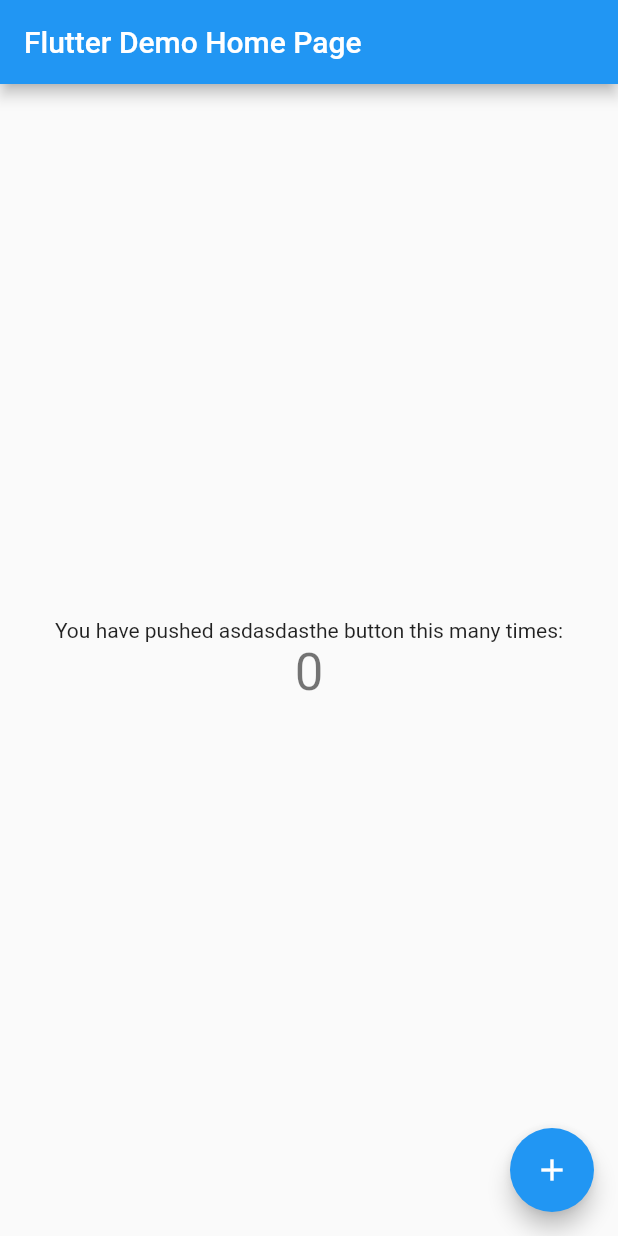
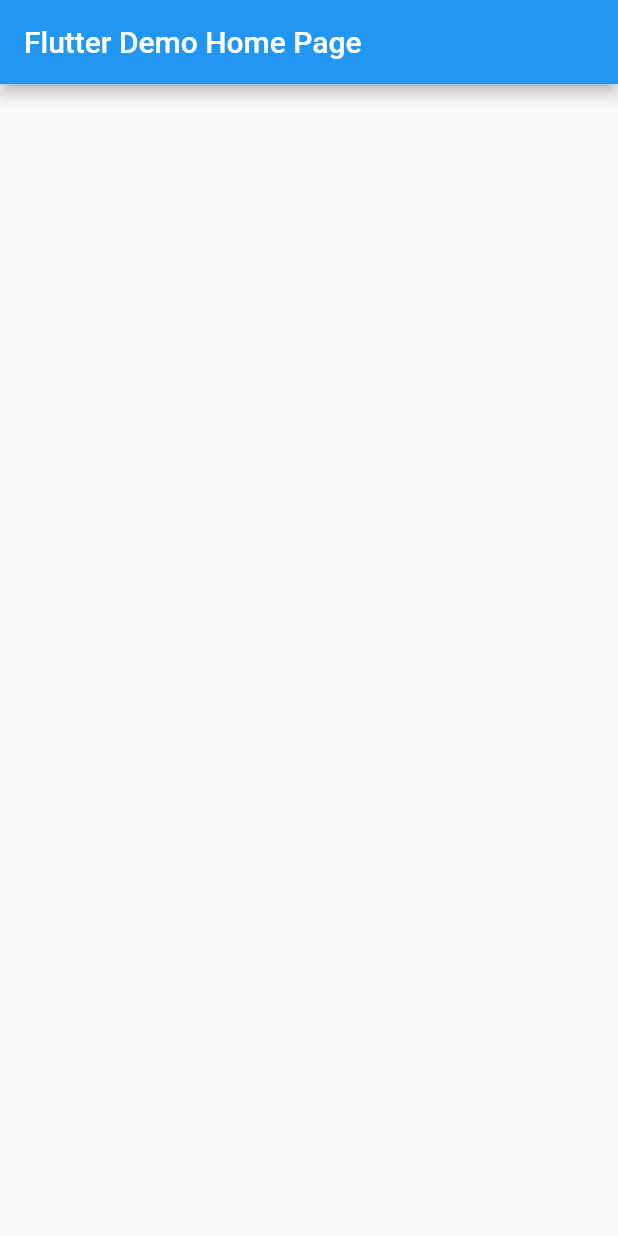
Before and after one commit to lukassz111/chmurkowo-io-project, a Flutter app: the screen it shows after launch, on a phone screen of 412 x 824 dp. Run offline on Flutter 3.47's test engine with Material 2 defaults, Android fonts, the phone set to English and light mode, and no system bars.

Commit message:
empty MapPage

```diff
--- /dev/null
+++ b/client/chmurkowo/lib/Page/MapPage.dart
@@ -0,0 +1,32 @@
+import 'package:flutter/material.dart';
+
+class MapPage extends StatefulWidget {
+  MapPage({Key key, this.title}) : super(key: key);
+
+  // This widget is the home page of your application. It is stateful, meaning
+  // that it has a State object (defined below) that contains fields that affect
+  // how it looks.
+
+  // This class is the configuration for the state. It holds the values (in this
+  // case the title) provided by the parent (in this case the App widget) and
+  // used by the build method of the State. Fields in a Widget subclass are
+  // always marked "final".
+
+  final String title;
+
+  @override
+  _MapPageStateState createState() => _MapPageStateState();
+}
+
+class _MapPageStateState extends State<MapPage> {
+  @override
+  Widget build(BuildContext context) {
+    return Scaffold(
+      appBar: AppBar(
+        title: Text(widget.title),
+      ),
+      body:
+          Center(), // This trailing comma makes auto-formatting nicer for build methods.
+    );
+  }
+}
--- a/client/chmurkowo/lib/main.dart
+++ b/client/chmurkowo/lib/main.dart
@@ -1,4 +1,6 @@
 import 'package:flutter/material.dart';
+
+import 'Page/MapPage.dart';
 
 void main() {
   runApp(MyApp());
@@ -26,92 +28,7 @@ class MyApp extends StatelessWidget {
         // closer together (more dense) than on mobile platforms.
         visualDensity: VisualDensity.adaptivePlatformDensity,
       ),
-      home: MyHomePage(title: 'Flutter Demo Home Page'),
+      home: MapPage(title: 'Flutter Demo Home Page'),
     );
   }
 }
-
-class MyHomePage extends StatefulWidget {
-  MyHomePage({Key key, this.title}) : super(key: key);
-
-  // This widget is the home page of your application. It is stateful, meaning
-  // that it has a State object (defined below) that contains fields that affect
-  // how it looks.
-
-  // This class is the configuration for the state. It holds the values (in this
-  // case the title) provided by the parent (in this case the App widget) and
-  // used by the build method of the State. Fields in a Widget subclass are
-  // always marked "final".
-
-  final String title;
-
-  @override
-  _MyHomePageState createState() => _MyHomePageState();
-}
-
-class _MyHomePageState extends State<MyHomePage> {
-  int _counter = 0;
-
-  void _incrementCounter() {
-    setState(() {
-      // This call to setState tells the Flutter framework that something has
-      // changed in this State, which causes it to rerun the build method below
-      // so that the display can reflect the updated values. If we changed
-      // _counter without calling setState(), then the build method would not be
-      // called again, and so nothing would appear to happen.
-      _counter++;
-    });
-  }
-
-  @override
-  Widget build(BuildContext context) {
-    // This method is rerun every time setState is called, for instance as done
-    // by the _incrementCounter method above.
-    //
-    // The Flutter framework has been optimized to make rerunning build methods
-    // fast, so that you can just rebuild anything that needs updating rather
-    // than having to individually change instances of widgets.
-    return Scaffold(
-      appBar: AppBar(
-        // Here we take the value from the MyHomePage object that was created by
-        // the App.build method, and use it to set our appbar title.
-        title: Text(widget.title),
-      ),
-      body: Center(
-        // Center is a layout widget. It takes a single child and positions it
-        // in the middle of the parent.
-        child: Column(
-          // Column is also a layout widget. It takes a list of children and
-          // arranges them vertically. By default, it sizes itself to fit its
-          // children horizontally, and tries to be as tall as its parent.
-          //
-          // Invoke "debug painting" (press "p" in the console, choose the
-          // "Toggle Debug Paint" action from the Flutter Inspector in Android
-          // Studio, or the "Toggle Debug Paint" command in Visual Studio Code)
-          // to see the wireframe for each widget.
-          //
-          // Column has various properties to control how it sizes itself and
-          // how it positions its children. Here we use mainAxisAlignment to
-          // center the children vertically; the main axis here is the vertical
-          // axis because Columns are vertical (the cross axis would be
-          // horizontal).
-          mainAxisAlignment: MainAxisAlignment.center,
-          children: <Widget>[
-            Text(
-              'You have pushed asdasdasthe button this many times:',
-            ),
-            Text(
-              '$_counter',
-              style: Theme.of(context).textTheme.headline4,
-            ),
-          ],
-        ),
-      ),
-      floatingActionButton: FloatingActionButton(
-        onPressed: _incrementCounter,
-        tooltip: 'Increment',
-        child: Icon(Icons.add),
-      ), // This trailing comma makes auto-formatting nicer for build methods.
-    );
-  }
-}
```
